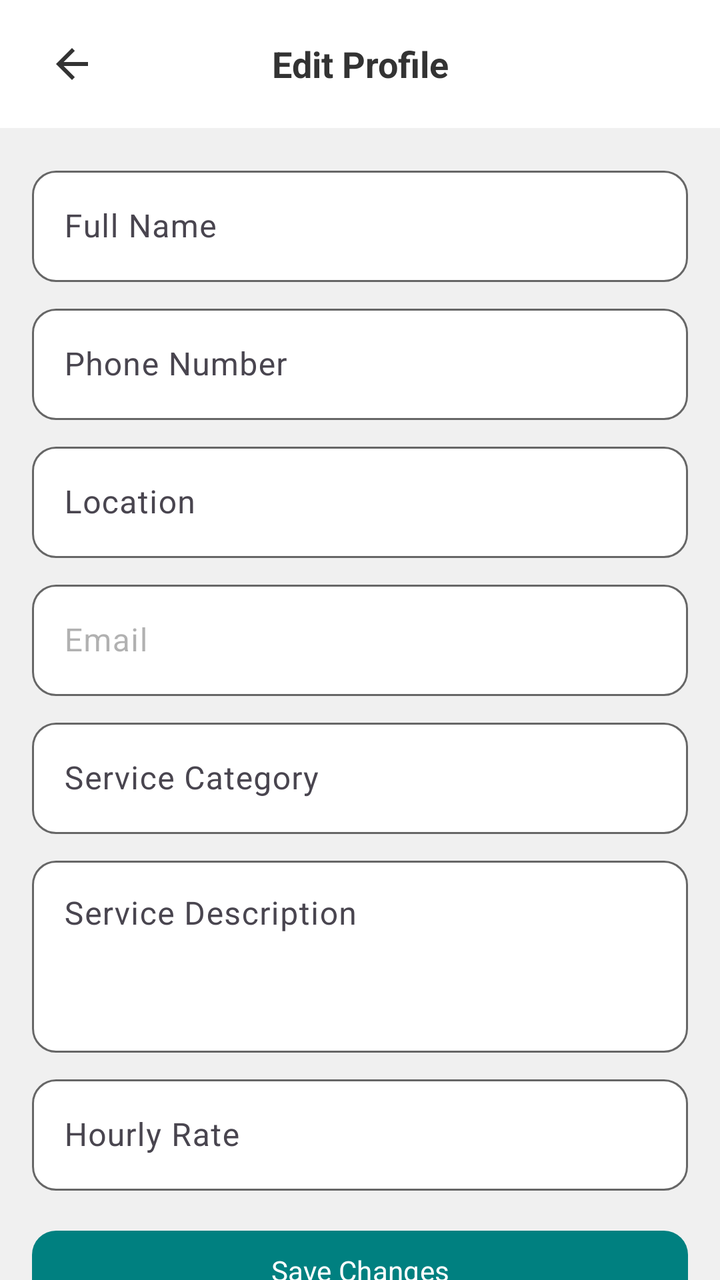
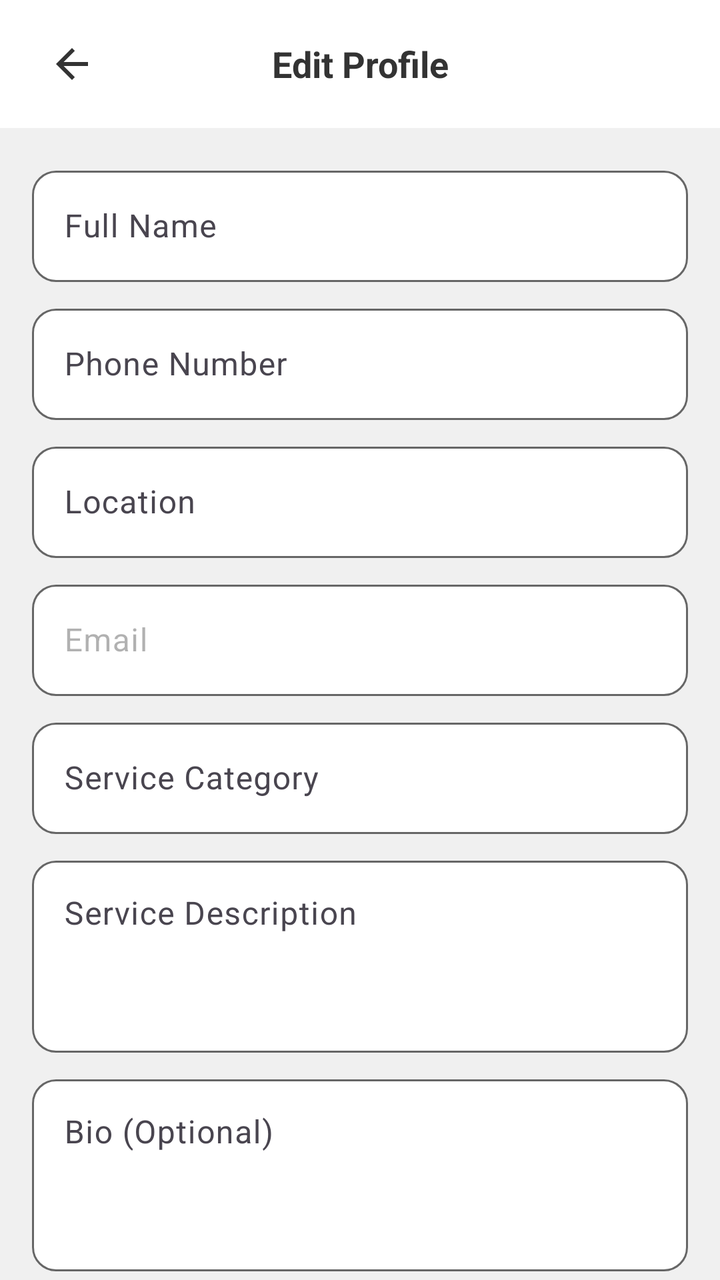

An Android layout rendered at two revisions. The XML below is the earlier revision; the diff shows what the commit changed to produce the second picture.
<!-- AndroidManifest.xml: application theme Theme.HandyProject -->
<!-- res/layout/activity_edit_profile.xml -->
<?xml version="1.0" encoding="utf-8"?>
<androidx.coordinatorlayout.widget.CoordinatorLayout
    xmlns:android="http://schemas.android.com/apk/res/android"
    xmlns:app="http://schemas.android.com/apk/res-auto"
    android:layout_width="match_parent"
    android:layout_height="match_parent"
    android:background="@color/colorBackground">

    
    <com.google.android.material.appbar.AppBarLayout
        android:layout_width="match_parent"
        android:layout_height="wrap_content"
        android:background="@color/colorCardBackground"
        app:elevation="@dimen/card_elevation">

        <LinearLayout
            android:layout_width="match_parent"
            android:layout_height="@dimen/top_bar_height"
            android:orientation="horizontal"
            android:gravity="center_vertical"
            android:paddingStart="@dimen/padding_standard"
            android:paddingEnd="@dimen/padding_standard">

            <ImageButton
                android:id="@+id/btnBack"
                android:layout_width="@dimen/back_button_size"
                android:layout_height="@dimen/back_button_size"
                android:src="@drawable/ic_arrow_back"
                android:background="@android:color/transparent"
                android:contentDescription="Back" />

            <TextView
                android:layout_width="0dp"
                android:layout_height="wrap_content"
                android:layout_weight="1"
                android:gravity="center"
                android:text="Edit Profile"
                android:textSize="@dimen/text_size_subheading"
                android:textStyle="bold"
                android:textColor="@color/colorTextPrimary"
                android:fontFamily="sans-serif" />

            <View
                android:layout_width="@dimen/back_button_size"
                android:layout_height="@dimen/back_button_size" />

        </LinearLayout>

    </com.google.android.material.appbar.AppBarLayout>

    
    <androidx.core.widget.NestedScrollView
        android:layout_width="match_parent"
        android:layout_height="match_parent"
        android:background="@color/colorBackground"
        android:fillViewport="true"
        app:layout_behavior="@string/appbar_scrolling_view_behavior">

        <LinearLayout
            android:layout_width="match_parent"
            android:layout_height="wrap_content"
            android:orientation="vertical"
            android:padding="@dimen/padding_standard">

            <com.google.android.material.textfield.TextInputLayout
                android:id="@+id/tilFullName"
                style="@style/Widget.HandyProject.TextInputLayout"
                android:layout_marginBottom="@dimen/padding_small"
                android:hint="Full Name">
                <com.google.android.material.textfield.TextInputEditText
                    android:id="@+id/etFullName"
                    android:layout_width="match_parent"
                    android:layout_height="wrap_content"
                    android:inputType="textPersonName"
                    android:maxLines="1" />
            </com.google.android.material.textfield.TextInputLayout>

            <com.google.android.material.textfield.TextInputLayout
                android:id="@+id/tilPhone"
                style="@style/Widget.HandyProject.TextInputLayout"
                android:layout_marginBottom="@dimen/padding_small"
                android:hint="Phone Number">
                <com.google.android.material.textfield.TextInputEditText
                    android:id="@+id/etPhone"
                    android:layout_width="match_parent"
                    android:layout_height="wrap_content"
                    android:inputType="phone"
                    android:maxLines="1" />
            </com.google.android.material.textfield.TextInputLayout>

            <com.google.android.material.textfield.TextInputLayout
                android:id="@+id/tilLocation"
                style="@style/Widget.HandyProject.TextInputLayout"
                android:layout_marginBottom="@dimen/padding_small"
                android:hint="Location">
                <com.google.android.material.textfield.TextInputEditText
                    android:id="@+id/etLocation"
                    android:layout_width="match_parent"
                    android:layout_height="wrap_content"
                    android:inputType="text"
                    android:maxLines="1" />
            </com.google.android.material.textfield.TextInputLayout>

            <com.google.android.material.textfield.TextInputLayout
                android:id="@+id/tilEmail"
                style="@style/Widget.HandyProject.TextInputLayout"
                android:layout_marginBottom="@dimen/padding_small"
                android:enabled="false"
                android:hint="Email">
                <com.google.android.material.textfield.TextInputEditText
                    android:id="@+id/etEmail"
                    android:layout_width="match_parent"
                    android:layout_height="wrap_content"
                    android:inputType="textEmailAddress"
                    android:focusable="false"
                    android:maxLines="1" />
            </com.google.android.material.textfield.TextInputLayout>

            <com.google.android.material.textfield.TextInputLayout
                android:id="@+id/tilServiceCategory"
                style="@style/Widget.HandyProject.TextInputLayout"
                android:layout_marginBottom="@dimen/padding_small"
                android:hint="Service Category">
                <com.google.android.material.textfield.TextInputEditText
                    android:id="@+id/etServiceCategory"
                    android:layout_width="match_parent"
                    android:layout_height="wrap_content"
                    android:inputType="text"
                    android:maxLines="1" />
            </com.google.android.material.textfield.TextInputLayout>

            <com.google.android.material.textfield.TextInputLayout
                android:id="@+id/tilServiceDescription"
                style="@style/Widget.HandyProject.TextInputLayout"
                android:layout_marginBottom="@dimen/padding_small"
                android:hint="Service Description">
                <com.google.android.material.textfield.TextInputEditText
                    android:id="@+id/etServiceDescription"
                    android:layout_width="match_parent"
                    android:layout_height="@dimen/height_input_multiline"
                    android:gravity="top"
                    android:inputType="textMultiLine" />
            </com.google.android.material.textfield.TextInputLayout>

            <com.google.android.material.textfield.TextInputLayout
                android:id="@+id/tilHourlyRate"
                style="@style/Widget.HandyProject.TextInputLayout"
                android:layout_marginBottom="@dimen/padding_standard"
                android:hint="Hourly Rate"
                app:prefixText="£">
                <com.google.android.material.textfield.TextInputEditText
                    android:id="@+id/etHourlyRate"
                    android:layout_width="match_parent"
                    android:layout_height="wrap_content"
                    android:inputType="numberDecimal"
                    android:maxLines="1" />
            </com.google.android.material.textfield.TextInputLayout>

            <com.google.android.material.button.MaterialButton
                android:id="@+id/btnSave"
                style="@style/Widget.HandyProject.Button.Primary"
                android:text="Save Changes" />

        </LinearLayout>

    </androidx.core.widget.NestedScrollView>

</androidx.coordinatorlayout.widget.CoordinatorLayout>
<!-- resources referenced by this layout -->
<resources>
  <color name="colorBackground">#F0F0F0</color>
  <color name="colorCardBackground">#FFFFFF</color>
  <color name="colorTextPrimary">#333333</color>
  <dimen name="back_button_size">40dp</dimen>
  <dimen name="card_elevation">2dp</dimen>
  <dimen name="height_input_multiline">96dp</dimen>
  <dimen name="padding_small">8dp</dimen>
  <dimen name="padding_standard">16dp</dimen>
  <dimen name="text_size_subheading">18sp</dimen>
  <dimen name="top_bar_height">64dp</dimen>
  <!-- drawable ic_arrow_back (drawable) -->
  <?xml version="1.0" encoding="utf-8"?>
  <vector xmlns:android="http://schemas.android.com/apk/res/android"
      android:width="24dp"
      android:height="24dp"
      android:viewportWidth="24"
      android:viewportHeight="24">
      <path
          android:fillColor="@color/colorTextPrimary"
          android:pathData="M20,11H7.83l5.59,-5.59L12,4l-8,8 8,8 1.41,-1.41L7.83,13H20v-2z" />
  </vector>
  <style name="Widget.HandyProject.Button.Primary" parent="Widget.Material3.Button">
          <item name="android:layout_width">match_parent</item>
          <item name="android:layout_height">48dp</item>
          <item name="android:minHeight">48dp</item>
          <item name="android:textColor">@color/white</item>
          <item name="android:textSize">@dimen/text_size_body</item>
          <item name="android:fontFamily">sans-serif</item>
          <item name="backgroundTint">@color/colorPrimary</item>
          <item name="cornerRadius">@dimen/corner_radius</item>
          <item name="shapeAppearance">@style/ShapeAppearance.HandyProject.Rounded</item>
      </style>
  <style name="Widget.HandyProject.TextInputLayout" parent="Widget.Material3.TextInputLayout.OutlinedBox">
          <item name="android:layout_width">match_parent</item>
          <item name="android:layout_height">wrap_content</item>
          <item name="boxBackgroundColor">@color/colorCardBackground</item>
          <item name="boxStrokeColor">@color/input_stroke_color</item>
          <item name="hintTextColor">@color/colorTextSecondary</item>
          <item name="shapeAppearance">@style/ShapeAppearance.HandyProject.Rounded</item>
      </style>
  <style name="Theme.HandyProject" parent="Base.Theme.HandyProject" />
  <color name="white">#FFFFFFFF</color>
  <dimen name="text_size_body">14sp</dimen>
  <color name="colorPrimary">#008080</color>
  <dimen name="corner_radius">12dp</dimen>
  <style name="ShapeAppearance.HandyProject.Rounded" parent="ShapeAppearance.Material3.Corner.Full">
          <item name="cornerFamily">rounded</item>
          <item name="cornerSize">@dimen/corner_radius</item>
      </style>
  <color name="colorTextSecondary">#666666</color>
  <color name="colorPrimaryDark">#006666</color>
  <color name="colorAccent">#008080</color>
  <color name="colorError">#F44336</color>
  <!-- unchanged entries left out for length: 1 -->
</resources>

<!-- the commit's change to res/layout/activity_edit_profile.xml (unified diff, before → after) -->
@@ -143,6 +143,31 @@
             </com.google.android.material.textfield.TextInputLayout>
 
             <com.google.android.material.textfield.TextInputLayout
+                android:id="@+id/tilBio"
+                style="@style/Widget.HandyProject.TextInputLayout"
+                android:layout_marginBottom="@dimen/padding_small"
+                android:hint="Bio (Optional)">
+                <com.google.android.material.textfield.TextInputEditText
+                    android:id="@+id/etBio"
+                    android:layout_width="match_parent"
+                    android:layout_height="@dimen/height_input_multiline"
+                    android:gravity="top"
+                    android:inputType="textMultiLine" />
+            </com.google.android.material.textfield.TextInputLayout>
+
+            <com.google.android.material.textfield.TextInputLayout
+                android:id="@+id/tilResponseTime"
+                style="@style/Widget.HandyProject.TextInputLayout.ExposedDropdownMenu"
+                android:layout_marginBottom="@dimen/padding_small"
+                android:hint="Typical Response Time">
+                <com.google.android.material.textfield.MaterialAutoCompleteTextView
+                    android:id="@+id/etResponseTime"
+                    android:layout_width="match_parent"
+                    android:layout_height="wrap_content"
+                    android:inputType="none" />
+            </com.google.android.material.textfield.TextInputLayout>
+
+            <com.google.android.material.textfield.TextInputLayout
                 android:id="@+id/tilHourlyRate"
                 style="@style/Widget.HandyProject.TextInputLayout"
                 android:layout_marginBottom="@dimen/padding_standard"
<!-- resource entries referenced after the edit -->
@@ -40,6 +40,14 @@
           <item name="hintTextColor">@color/colorTextSecondary</item>
           <item name="shapeAppearance">@style/ShapeAppearance.HandyProject.Rounded</item>
       </style>
+  <style name="Widget.HandyProject.TextInputLayout.ExposedDropdownMenu" parent="Widget.Material3.TextInputLayout.OutlinedBox.ExposedDropdownMenu">
+          <item name="android:layout_width">match_parent</item>
+          <item name="android:layout_height">wrap_content</item>
+          <item name="boxBackgroundColor">@color/colorCardBackground</item>
+          <item name="boxStrokeColor">@color/input_stroke_color</item>
+          <item name="hintTextColor">@color/colorTextSecondary</item>
+          <item name="shapeAppearance">@style/ShapeAppearance.HandyProject.Rounded</item>
+      </style>
   <style name="Theme.HandyProject" parent="Base.Theme.HandyProject" />
   <color name="white">#FFFFFFFF</color>
   <dimen name="text_size_body">14sp</dimen>
